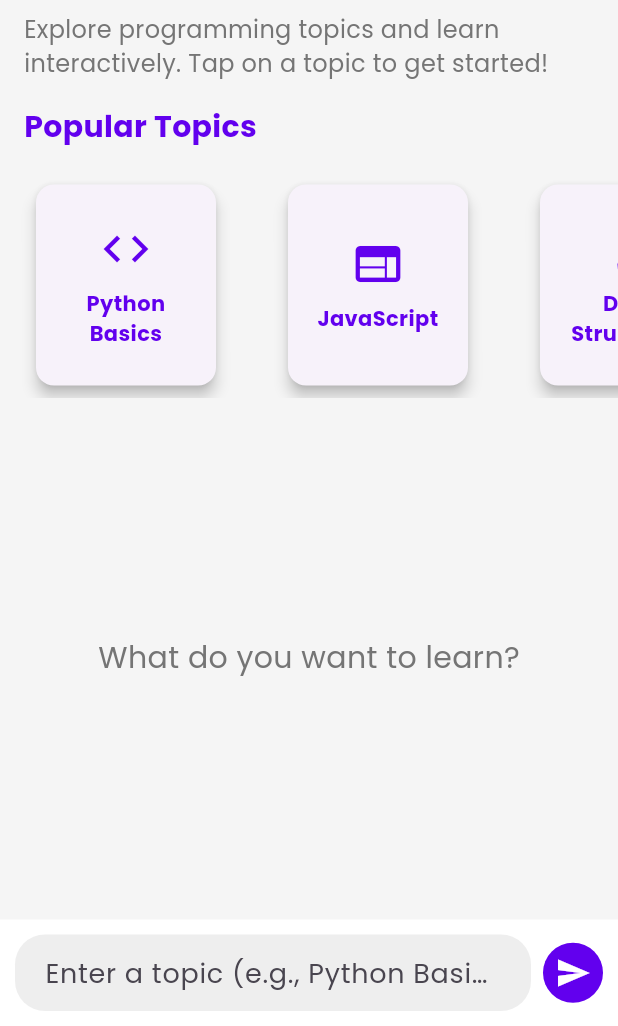
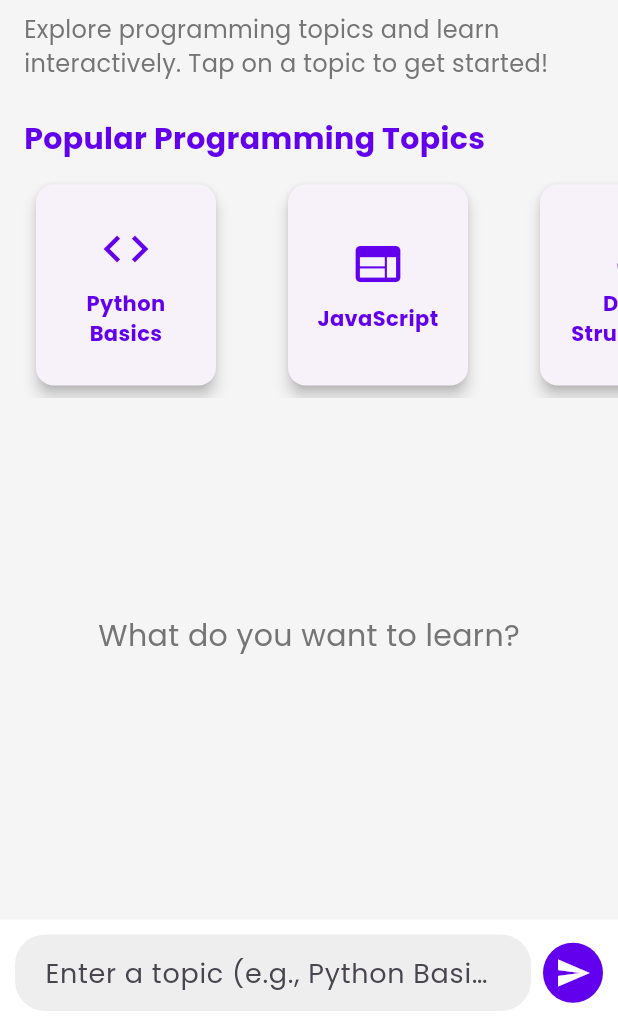
Before and after one commit to JacquesUwonda/ai_study, a Flutter app: the screen it shows after launch, on a phone screen of 412 x 824 dp, the part 210-1236 px from its top. Run offline on Flutter 3.47's test engine with Material 3 defaults, Android fonts, the light colour scheme and no system bars; our stand-ins replace equatable, flutter_bloc, flutter_markdown, google_fonts, google_generative_ai, sqflite; accounts and stored records are empty.

Commit message:
scroll error fixed

```diff
--- a/lib/app/widgets/welcome.dart
+++ b/lib/app/widgets/welcome.dart
@@ -18,14 +18,20 @@ class Welcome extends StatelessWidget {
 
   @override
   Widget build(BuildContext context) {
-    return Column(
+    return SingleChildScrollView(
+      physics: BouncingScrollPhysics(),
+      child: SizedBox(
+        height: MediaQuery.of(context).size.height * 0.8,
+        child: Column(
           crossAxisAlignment: CrossAxisAlignment.start,
+          spacing: 8,
           children: [
             // Welcome Message
             Padding(
               padding: const EdgeInsets.all(16),
               child: Column(
                 crossAxisAlignment: CrossAxisAlignment.start,
+                spacing: 8,
                 children: [
                   Text(
                     'Welcome to Learn Programming!',
@@ -35,7 +41,6 @@ class Welcome extends StatelessWidget {
                       color: Theme.of(context).primaryColor,
                     ),
                   ),
-              SizedBox(height: 8),
                   Text(
                     'Explore programming topics and learn interactively. Tap on a topic to get started!',
                     style: GoogleFonts.poppins(
@@ -51,7 +56,7 @@ class Welcome extends StatelessWidget {
             Padding(
               padding: const EdgeInsets.symmetric(horizontal: 16),
               child: Text(
-            'Popular Topics',
+                'Popular Programming Topics',
                 style: GoogleFonts.poppins(
                   fontSize: 20,
                   fontWeight: FontWeight.bold,
@@ -59,7 +64,6 @@ class Welcome extends StatelessWidget {
                 ),
               ),
             ),
-        SizedBox(height: 16),
             SizedBox(
               height: 150,
               child: ListView.builder(
@@ -86,11 +90,16 @@ class Welcome extends StatelessWidget {
               child: Center(
                 child: Text(
                   'What do you want to learn?',
-              style: GoogleFonts.poppins(fontSize: 20, color: Colors.grey[600]),
+                  style: GoogleFonts.poppins(
+                    fontSize: 20,
+                    color: Colors.grey[600],
+                  ),
                 ),
               ),
             ),
           ],
+        ),
+      ),
     );
   }
 }
```
Lines whose indentation alone changed are shown as unchanged.
